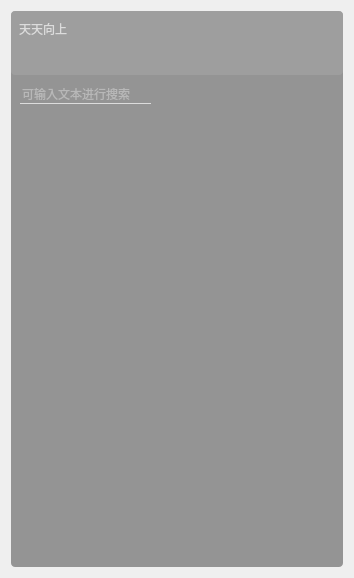
Qt form src/app.ui (LazyStars/Memo) before a commit.
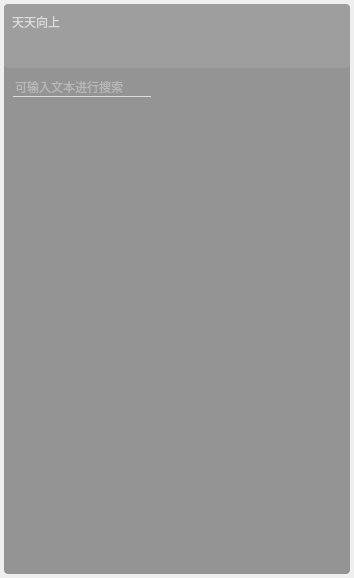
The same form after that commit. Icons and pictures are not drawn.

What changed in the file:
```diff
--- a/src/app.ui
+++ b/src/app.ui
@@ -14,6 +14,21 @@
    <string>App</string>
   </property>
   <layout class="QVBoxLayout" name="verticalLayout">
+   <property name="spacing">
+    <number>0</number>
+   </property>
+   <property name="leftMargin">
+    <number>4</number>
+   </property>
+   <property name="topMargin">
+    <number>4</number>
+   </property>
+   <property name="rightMargin">
+    <number>4</number>
+   </property>
+   <property name="bottomMargin">
+    <number>4</number>
+   </property>
    <item>
     <widget class="QWidget" name="widget_back" native="true">
      <property name="styleSheet">
```
